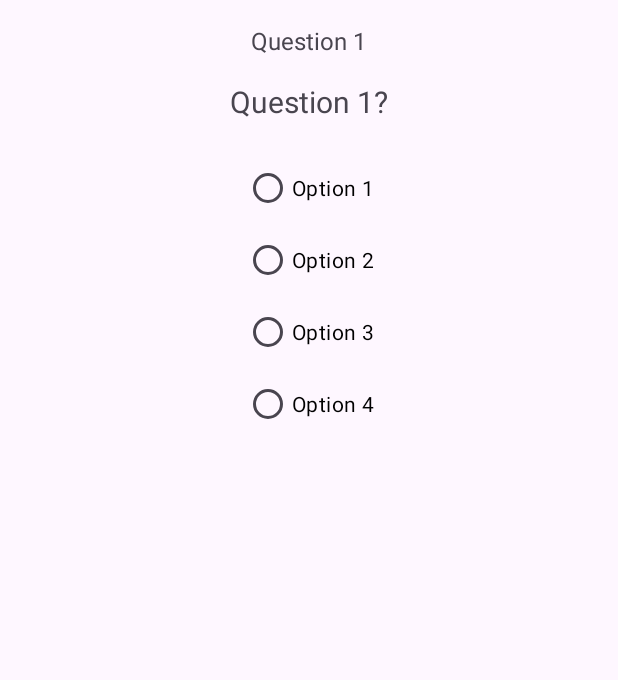
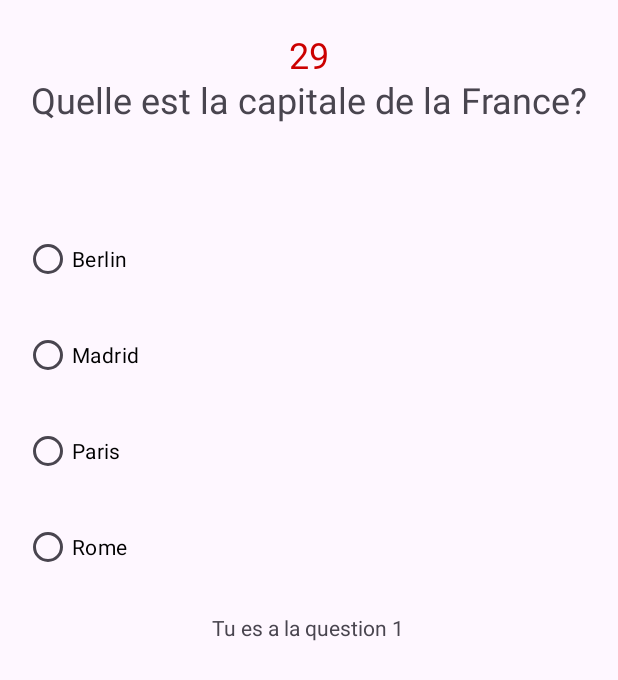
Before and after one commit to CFAI-Nicolas/AndroidQwiz, an Android app built with Jetpack Compose: the QuizActivity screen opened directly, with no data from a screen before it, on a phone screen of 412 x 824 dp. Shown: the top 680 px of the screen. Run offline under Robolectric (Android 15) with nearby library versions, the phone set to English and light mode, and no system bars; our stand-ins replace Room's generated code.

Commit message:
Add question + add timer

```diff
--- a/app/src/main/java/com/example/lheureduqwizzz/QuizActivity.kt
+++ b/app/src/main/java/com/example/lheureduqwizzz/QuizActivity.kt
@@ -3,6 +3,7 @@ package com.example.lheureduqwizzz
 import android.content.Intent
 import android.graphics.Color
 import android.os.Bundle
+import android.os.CountDownTimer
 import android.os.Handler
 import android.os.Looper
 import android.widget.RadioButton
@@ -13,13 +14,13 @@ import androidx.appcompat.app.AppCompatActivity
 import androidx.lifecycle.lifecycleScope
 import com.example.lheureduqwizzz.data.Question
 import com.example.lheureduqwizzz.data.QuizDatabase
-import com.example.lheureduqwizzz.data.Score
 import kotlinx.coroutines.launch
 
 class QuizActivity : AppCompatActivity() {
 
     private lateinit var tvQuestion: TextView
     private lateinit var tvQuestionCount: TextView
+    private lateinit var tvTimer: TextView
     private lateinit var rgOptions: RadioGroup
     private lateinit var rbOption1: RadioButton
     private lateinit var rbOption2: RadioButton
@@ -29,6 +30,10 @@ class QuizActivity : AppCompatActivity() {
     private lateinit var questionList: MutableList<Question>
     private var currentQuestion: Question? = null
     private var questionCount: Int = 0
+    private var score: Int = 0
+
+    private lateinit var countDownTimer: CountDownTimer
+    private val timerDuration: Long = 30000 // 30 seconds
 
     override fun onCreate(savedInstanceState: Bundle?) {
         super.onCreate(savedInstanceState)
@@ -36,6 +41,7 @@ class QuizActivity : AppCompatActivity() {
 
         tvQuestion = findViewById(R.id.tvQuestion)
         tvQuestionCount = findViewById(R.id.tvQuestionCount)
+        tvTimer = findViewById(R.id.tvTimer)
         rgOptions = findViewById(R.id.rgOptions)
         rbOption1 = findViewById(R.id.rbOption1)
         rbOption2 = findViewById(R.id.rbOption2)
@@ -74,38 +80,55 @@ class QuizActivity : AppCompatActivity() {
                 rbOption4.text = question.option4
 
                 questionCount++
-                val questionCountText = "Question $questionCount"
+                val questionCountText = "Tu es a la question $questionCount"
                 tvQuestionCount.text = questionCountText
 
                 rgOptions.clearCheck()
                 resetOptionColors()
+
+                startTimer()
             }
         } else {
             loadQuestions()
         }
     }
 
-    private fun validateAnswer(selectedOption: Int, selectedRadioButton: RadioButton) {
+    private fun startTimer() {
+        countDownTimer = object : CountDownTimer(timerDuration, 1000) {
+            override fun onTick(millisUntilFinished: Long) {
+                val secondsLeft = millisUntilFinished / 1000
+                tvTimer.text = secondsLeft.toString()
+            }
+
+            override fun onFinish() {
+                tvTimer.text = "0"
+                onTimeUp()
+            }
+        }.start()
+    }
+
+    private fun onTimeUp() {
+        Toast.makeText(this, "Time's up!", Toast.LENGTH_SHORT).show()
+        navigateToGameOver()
+    }
+
+    private fun validateAnswer(answerNr: Int, selectedOption: RadioButton) {
+        countDownTimer.cancel()
+
         currentQuestion?.let { question ->
-            val isCorrect = selectedOption == question.answerNr
-            selectedRadioButton.setTextColor(if (isCorrect) Color.GREEN else Color.RED)
-
-            if (isCorrect) {
-                Toast.makeText(this@QuizActivity, "Bonne réponse !", Toast.LENGTH_SHORT).show()
-                Handler(Looper.getMainLooper()).postDelayed({
-                    showNextQuestion()
-                }, 1000) // 1 seconde de pause avant de passer à la question suivante
+            if (answerNr == question.answerNr) {
+                score++
+                selectedOption.setTextColor(Color.GREEN)
             } else {
-                saveScore()
-                Handler(Looper.getMainLooper()).postDelayed({
-                    val intent = Intent(this@QuizActivity, GameOverActivity::class.java)
-                    intent.putExtra("FINAL_SCORE", questionCount)
-                    intent.putExtra("PLAYER_NAME", title.toString().split(": ")[1])
-                    startActivity(intent)
-                    finish()
-                }, 1000) // 1 seconde de pause avant de retourner au menu
+                selectedOption.setTextColor(Color.RED)
+                navigateToGameOver()
+                return
             }
         }
+
+        Handler(Looper.getMainLooper()).postDelayed({
+            showNextQuestion()
+        }, 2000)
     }
 
     private fun resetOptionColors() {
@@ -115,14 +138,11 @@ class QuizActivity : AppCompatActivity() {
         rbOption4.setTextColor(Color.BLACK)
     }
 
-    private fun saveScore() {
-        val database = QuizDatabase.getDatabase(this)
-        val scoreDao = database.scoreDao()
-        val playerName = title.toString().split(": ")[1]
-        val score = Score(playerName, questionCount)
-
-        lifecycleScope.launch {
-            scoreDao.insert(score)
-        }
+    private fun navigateToGameOver() {
+        val intent = Intent(this, GameOverActivity::class.java)
+        intent.putExtra("FINAL_SCORE", score)
+        intent.putExtra("PLAYER_NAME", title)
+        startActivity(intent)
+        finish()
     }
 }
--- a/app/src/main/res/layout/activity_quiz.xml
+++ b/app/src/main/res/layout/activity_quiz.xml
@@ -1,4 +1,3 @@
-<?xml version="1.0" encoding="utf-8"?>
 <RelativeLayout xmlns:android="http://schemas.android.com/apk/res/android"
     xmlns:tools="http://schemas.android.com/tools"
     android:layout_width="match_parent"
@@ -6,56 +5,65 @@
     tools:context=".QuizActivity">
 
     <TextView
-        android:id="@+id/tvQuestionCount"
-        android:layout_width="wrap_content"
-        android:layout_height="wrap_content"
-        android:text="Question 0/0"
-        android:textSize="16sp"
-        android:layout_alignParentTop="true"
-        android:layout_marginTop="16dp"
-        android:layout_centerHorizontal="true"/>
-
-    <TextView
         android:id="@+id/tvQuestion"
         android:layout_width="wrap_content"
         android:layout_height="wrap_content"
         android:text="Question"
-        android:textSize="20sp"
+        android:textSize="24sp"
         android:layout_centerHorizontal="true"
-        android:layout_below="@id/tvQuestionCount"
-        android:layout_marginTop="16dp"/>
+        android:layout_marginTop="50dp"/>
+
+    <TextView
+        android:id="@+id/tvTimer"
+        android:layout_width="wrap_content"
+        android:layout_height="wrap_content"
+        android:text="30"
+        android:textSize="24sp"
+        android:layout_centerHorizontal="true"
+        android:layout_marginTop="20dp"
+        android:textColor="@android:color/holo_red_dark"/>
 
     <RadioGroup
         android:id="@+id/rgOptions"
-        android:layout_width="wrap_content"
+        android:layout_width="match_parent"
         android:layout_height="wrap_content"
         android:layout_below="@id/tvQuestion"
-        android:layout_centerHorizontal="true"
-        android:layout_marginTop="20dp">
+        android:layout_marginTop="50dp"
+        android:layout_marginLeft="16dp"
+        android:layout_marginRight="16dp">
 
         <RadioButton
             android:id="@+id/rbOption1"
             android:layout_width="wrap_content"
             android:layout_height="wrap_content"
-            android:text="Option 1"/>
+            android:layout_marginTop="16dp" />
 
         <RadioButton
             android:id="@+id/rbOption2"
             android:layout_width="wrap_content"
             android:layout_height="wrap_content"
-            android:text="Option 2"/>
+            android:layout_marginTop="16dp" />
 
         <RadioButton
             android:id="@+id/rbOption3"
             android:layout_width="wrap_content"
             android:layout_height="wrap_content"
-            android:text="Option 3"/>
+            android:layout_marginTop="16dp" />
 
         <RadioButton
             android:id="@+id/rbOption4"
             android:layout_width="wrap_content"
             android:layout_height="wrap_content"
-            android:text="Option 4"/>
+            android:layout_marginTop="16dp" />
     </RadioGroup>
 
+    <TextView
+        android:id="@+id/tvQuestionCount"
+        android:layout_width="wrap_content"
+        android:layout_height="wrap_content"
+        android:text="Question Count"
+        android:layout_below="@id/rgOptions"
+        android:layout_marginTop="20dp"
+        android:layout_centerHorizontal="true"/>
+
 </RelativeLayout>
```
Also changed, not shown: app/src/main/java/com/example/lheureduqwizzz/QuizApplication.kt (+53 -5 lines).
